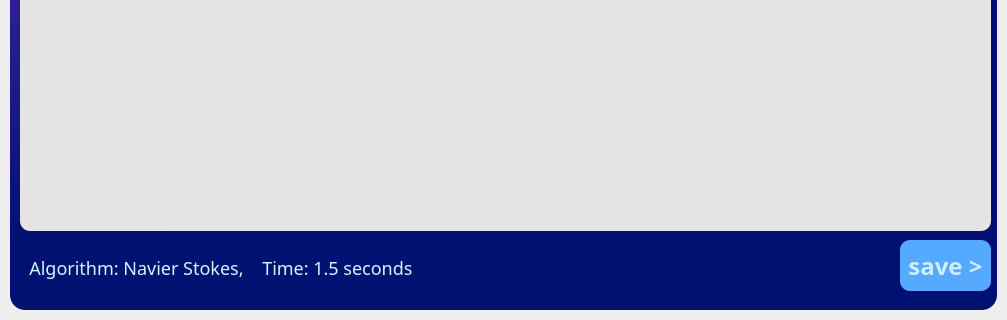
First picture: the form in trash/ui_output.ui, repository ntp-shin/Inpainting, before the edit; both pictures show x 0 to 1007 and y 420 to 740 of the 1007 by 740 pixel window.
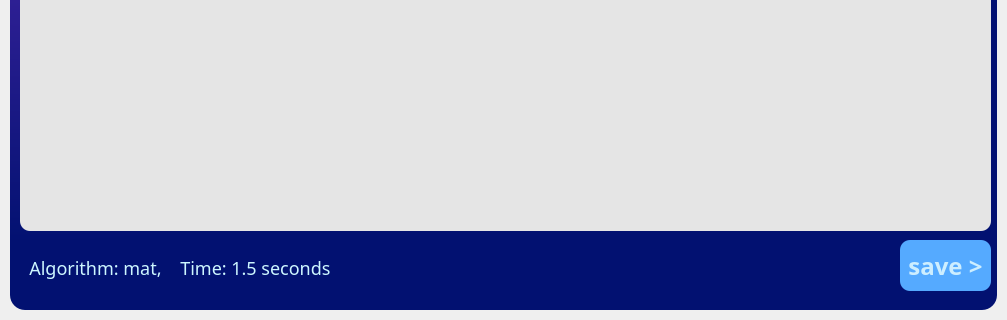
Second picture: the form after the edit.

Patch:
```diff
--- a/trash/ui_output.ui
+++ b/trash/ui_output.ui
@@ -136,7 +136,7 @@
 </string>
        </property>
        <property name="text">
-        <string>  Algorithm: Navier Stokes,    Time: 1.5 seconds</string>
+        <string>  Algorithm: mat,    Time: 1.5 seconds</string>
        </property>
       </widget>
       <widget class="QPushButton" name="save_button">
```
